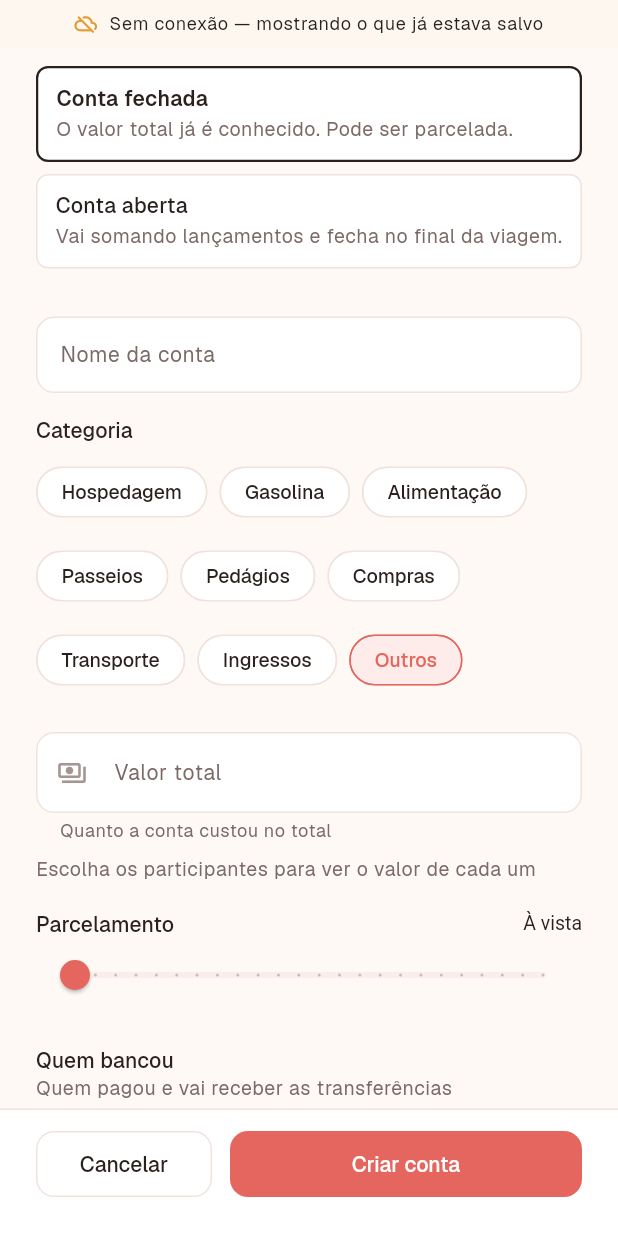
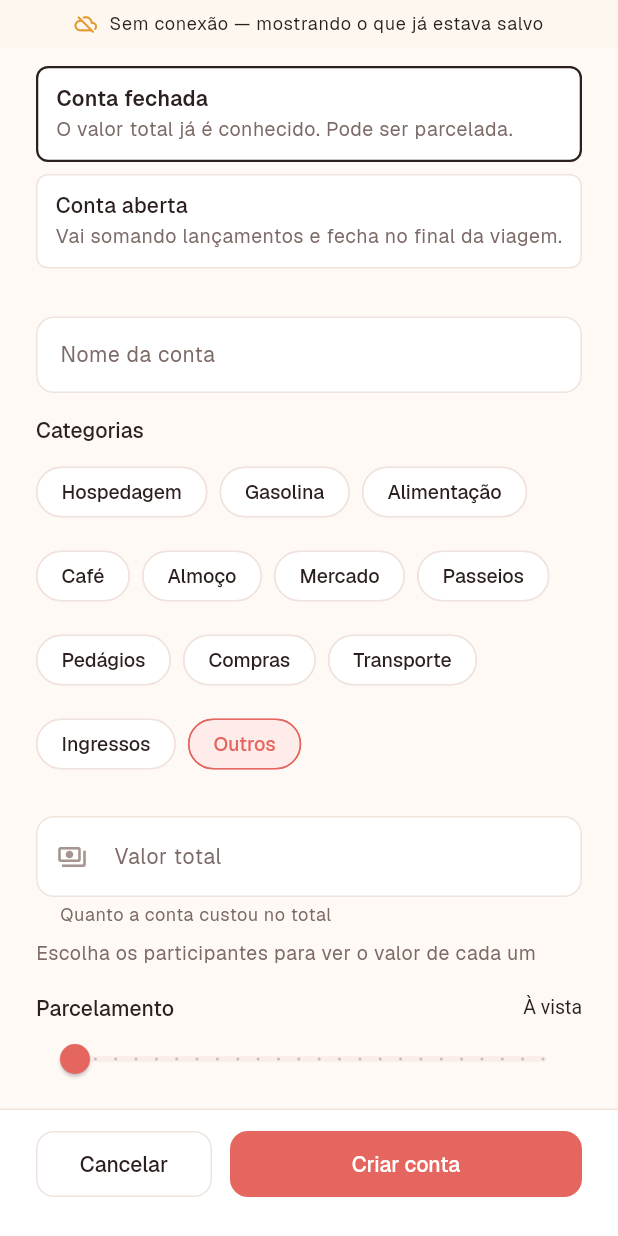
Before and after one commit to lucasbrun196/vacation-itinerary, a Flutter app: the BillFormSheet widget shown alone on an empty page, opened directly, on a phone screen of 412 x 824 dp. Run offline on Flutter 3.47's test engine with Material 3 defaults, Android fonts, the phone set to English and light mode, and no system bars; our stand-ins replace cached_network_image, cloud_firestore, file_picker, firebase_auth, firebase_core, firebase_storage and 9 more; missing offline and left inert: dart:js_interop, firebase_core_platform_interface; accounts and stored records are empty; generated files the repository leaves out were written again; Roboto replaces fonts that are missing (Geist Mono).

Commit message:
feat(expenses): allow several categories per bill
Adds breakfast, lunch and groceries categories and lets a bill pick
more than one. Stored as `categories`, with the old `category` field
read as a fallback and deleted on save.

createBill writes with a plain set, which rejects FieldValue.delete(),
so it drops the `category` key before writing a new bill.

Co-Authored-By: Claude Opus 5 <noreply@anthropic.com>

```diff
--- a/lib/data/models/bill.dart
+++ b/lib/data/models/bill.dart
@@ -18,7 +18,7 @@ class Bill {
   const Bill({
     required this.id,
     required this.title,
-    required this.category,
+    required this.categories,
     required this.type,
     this.totalAmountCents,
     this.installmentCount = 1,
@@ -39,7 +39,14 @@ class Bill {
 
   final String id;
   final String title;
-  final BillCategory category;
+  /// Do que é a conta — pode ser mais de uma coisa ("Mercado" e "Café").
+  /// Nunca vazia. A ordem é a da escolha, e a primeira é a principal.
+  final List<BillCategory> categories;
+
+  /// A categoria principal: dá ícone e cor à conta.
+  BillCategory get category => categories.first;
+
+  String get categoriesLabel => categories.map((c) => c.label).join(', ');
   final BillType type;
 
   /// Valor de referência informado no cadastro. Em conta aberta fica
@@ -175,12 +182,20 @@ class Bill {
   // Serialização
   // ---------------------------------------------------------------
 
+  /// Lê as categorias aceitando o formato antigo, de uma só em `category`.
+  static List<BillCategory> _readCategories(Map<String, dynamic> d) {
+    final list = d['categories'];
+    final ids = list is List ? list.whereType<String>() : [?d['category'] as String?];
+    final result = ids.map(BillCategory.fromId).toSet().toList();
+    return result.isEmpty ? const [BillCategory.other] : result;
+  }
+
   factory Bill.fromDoc(DocumentSnapshot<Map<String, dynamic>> doc) {
     final d = doc.data() ?? {};
     return Bill(
       id: doc.id,
       title: d['title'] as String? ?? '',
-      category: BillCategory.fromId(d['category'] as String?),
+      categories: _readCategories(d),
       type: BillType.values.firstWhere(
         (t) => t.name == d['type'],
         orElse: () => BillType.fixed,
@@ -212,7 +227,10 @@ class Bill {
 
   Map<String, dynamic> toMap() => {
         'title': title,
-        'category': category.name,
+        'categories': [for (final c in categories) c.name],
+        // O campo antigo, de uma categoria só. Salvar é `merge: true`, então
+        // ele precisa ser apagado na mão, ou volta na leitura.
+        'category': FieldValue.delete(),
         'type': type.name,
         'totalAmountCents': totalAmountCents,
         'installmentCount': installmentCount,
@@ -233,7 +251,7 @@ class Bill {
 
   Bill copyWith({
     String? title,
-    BillCategory? category,
+    List<BillCategory>? categories,
     BillType? type,
     int? totalAmountCents,
     int? installmentCount,
@@ -251,7 +269,7 @@ class Bill {
       Bill(
         id: id,
         title: title ?? this.title,
-        category: category ?? this.category,
+        categories: categories ?? this.categories,
         type: type ?? this.type,
         totalAmountCents: totalAmountCents ?? this.totalAmountCents,
         installmentCount: installmentCount ?? this.installmentCount,
--- a/lib/data/models/enums.dart
+++ b/lib/data/models/enums.dart
@@ -42,6 +42,9 @@ enum BillCategory {
   lodging(label: 'Hospedagem', icon: Icons.hotel_rounded, color: AppColors.grape),
   fuel(label: 'Gasolina', icon: Icons.local_gas_station_rounded, color: AppColors.sunset),
   food(label: 'Alimentação', icon: Icons.restaurant_rounded, color: AppColors.coral),
+  breakfast(label: 'Café', icon: Icons.free_breakfast_rounded, color: AppColors.sunset),
+  lunch(label: 'Almoço', icon: Icons.lunch_dining_rounded, color: AppColors.coral),
+  groceries(label: 'Mercado', icon: Icons.local_grocery_store_rounded, color: AppColors.palm),
   tours(label: 'Passeios', icon: Icons.kayaking_rounded, color: AppColors.turquoise),
   tolls(label: 'Pedágios', icon: Icons.toll_rounded, color: AppColors.sky),
   shopping(label: 'Compras', icon: Icons.shopping_bag_rounded, color: AppColors.palm),
--- a/lib/data/repositories/bill_repository.dart
+++ b/lib/data/repositories/bill_repository.dart
@@ -41,9 +41,12 @@ class BillRepository {
     final id = bill.id.isEmpty ? _refs.bills(tripId).doc().id : bill.id;
     final batch = _refs.db.batch();
 
+    // Documento novo não tem campo antigo para apagar — e um `set` sem
+    // `merge` recusa o `FieldValue.delete()` que o `toMap` manda.
+    final data = bill.toMap()..remove('category');
     batch.set(
       _refs.bill(tripId, id),
-      {...bill.toMap(), 'createdAt': FieldValue.serverTimestamp()},
+      {...data, 'createdAt': FieldValue.serverTimestamp()},
     );
 
     if (!bill.isAccumulating) {
--- a/lib/features/expenses/screens/bill_detail_screen.dart
+++ b/lib/features/expenses/screens/bill_detail_screen.dart
@@ -223,7 +223,7 @@ class _BillHeader extends ConsumerWidget {
         crossAxisAlignment: CrossAxisAlignment.start,
         children: [
           Text(
-            [bill.category.label, ?payerLabel].join(' · '),
+            [bill.categoriesLabel, ?payerLabel].join(' · '),
             style: context.text.labelSmall,
           ),
           Gap.vXs,
--- a/lib/features/expenses/widgets/bill_card.dart
+++ b/lib/features/expenses/widgets/bill_card.dart
@@ -86,7 +86,7 @@ class BillRow extends ConsumerWidget {
   static String _details(Bill bill, List<BillShare> shares) {
     if (bill.isAccumulating && shares.isEmpty) {
       return [
-        bill.category.label,
+        bill.categoriesLabel,
         bill.status == BillStatus.settled
             ? 'fechada'
             : '${bill.entriesCount} ${bill.entriesCount == 1 ? "lançamento" : "lançamentos"}',
--- a/lib/features/expenses/widgets/bill_form_sheet.dart
+++ b/lib/features/expenses/widgets/bill_form_sheet.dart
@@ -15,6 +15,7 @@ import '../../../shared/widgets/inputs/date_range_dialog.dart';
 import '../../../shared/widgets/domain/member_avatar.dart';
 import '../../../shared/widgets/inputs/money_field.dart';
 import '../../../shared/widgets/layout/app_sheet.dart';
+import '../../../shared/widgets/inputs/multi_choice_chips.dart';
 
 Future<void> showBillForm(BuildContext context, {Bill? bill}) => showAppSheet(
       context: context,
@@ -41,7 +42,8 @@ class _BillFormSheetState extends ConsumerState<BillFormSheet> {
   final _notesController = TextEditingController();
 
   late BillType _type;
-  late BillCategory _category;
+  /// Na ordem em que foram marcadas: a primeira é a principal.
+  late List<BillCategory> _categories;
   late int _installmentCount;
   String? _paidByMemberId;
   Set<String> _participants = {};
@@ -54,7 +56,7 @@ class _BillFormSheetState extends ConsumerState<BillFormSheet> {
     final bill = widget.bill;
 
     _type = bill?.type ?? BillType.fixed;
-    _category = bill?.category ?? BillCategory.other;
+    _categories = List.of(bill?.categories ?? const [BillCategory.other]);
     _installmentCount = bill?.installmentCount ?? 1;
     _paidByMemberId = bill?.paidByMemberId;
     _participants = {...?bill?.participantIds};
@@ -99,7 +101,7 @@ class _BillFormSheetState extends ConsumerState<BillFormSheet> {
   Bill _buildBill(String id) => Bill(
         id: id,
         title: _titleController.text.trim(),
-        category: _category,
+        categories: _categories,
         type: _type,
         totalAmountCents: _type == BillType.fixed ? _totalCents : null,
         installmentCount: _isInstallment ? _installmentCount : 1,
@@ -188,11 +190,14 @@ class _BillFormSheetState extends ConsumerState<BillFormSheet> {
                   ),
                   Gap.vLg,
 
-                  Text('Categoria', style: context.text.labelLarge),
+                  Text('Categorias', style: context.text.labelLarge),
                   Gap.vSm,
-                  _CategoryPicker(
-                    value: _category,
-                    onChanged: (c) => setState(() => _category = c),
+                  MultiChoiceChips<BillCategory>(
+                    options: BillCategory.values,
+                    selected: _categories,
+                    labelOf: (c) => c.label,
+                    required: true,
+                    onChanged: (c) => setState(() => _categories = c),
                   ),
                   Gap.vXl,
 
@@ -371,29 +376,6 @@ class _TypeSelector extends StatelessWidget {
                 ),
               ),
             ),
-          ),
-      ],
-    );
-  }
-}
-
-class _CategoryPicker extends StatelessWidget {
-  const _CategoryPicker({required this.value, required this.onChanged});
-
-  final BillCategory value;
-  final ValueChanged<BillCategory> onChanged;
-
-  @override
-  Widget build(BuildContext context) {
-    return Wrap(
-      spacing: Gap.sm,
-      runSpacing: Gap.sm,
-      children: [
-        for (final category in BillCategory.values)
-          ChoiceChip(
-            label: Text(category.label),
-            selected: value == category,
-            onSelected: (_) => onChanged(category),
           ),
       ],
     );
--- a/lib/features/expenses/widgets/entry_form_sheet.dart
+++ b/lib/features/expenses/widgets/entry_form_sheet.dart
@@ -9,6 +9,7 @@ import '../../../core/utils/money.dart';
 import '../../../data/models/attachment.dart';
 import '../../../data/models/bill.dart';
 import '../../../data/models/bill_entry.dart';
+import '../../../data/models/enums.dart';
 import '../../../data/models/member.dart';
 import '../../../data/services/file_picker_service.dart';
 import '../../../data/services/storage_service.dart';
@@ -177,7 +178,7 @@ class _EntryFormSheetState extends ConsumerState<EntryFormSheet> {
                     textCapitalization: TextCapitalization.sentences,
                     decoration: InputDecoration(
                       labelText: 'Descrição',
-                      hintText: widget.bill.category.name == 'fuel'
+                      hintText: widget.bill.categories.contains(BillCategory.fuel)
                           ? 'Opcional · Posto Shell, BR-101'
                           : 'Opcional',
                     ),
```
Also changed, not shown: 2 other files.
